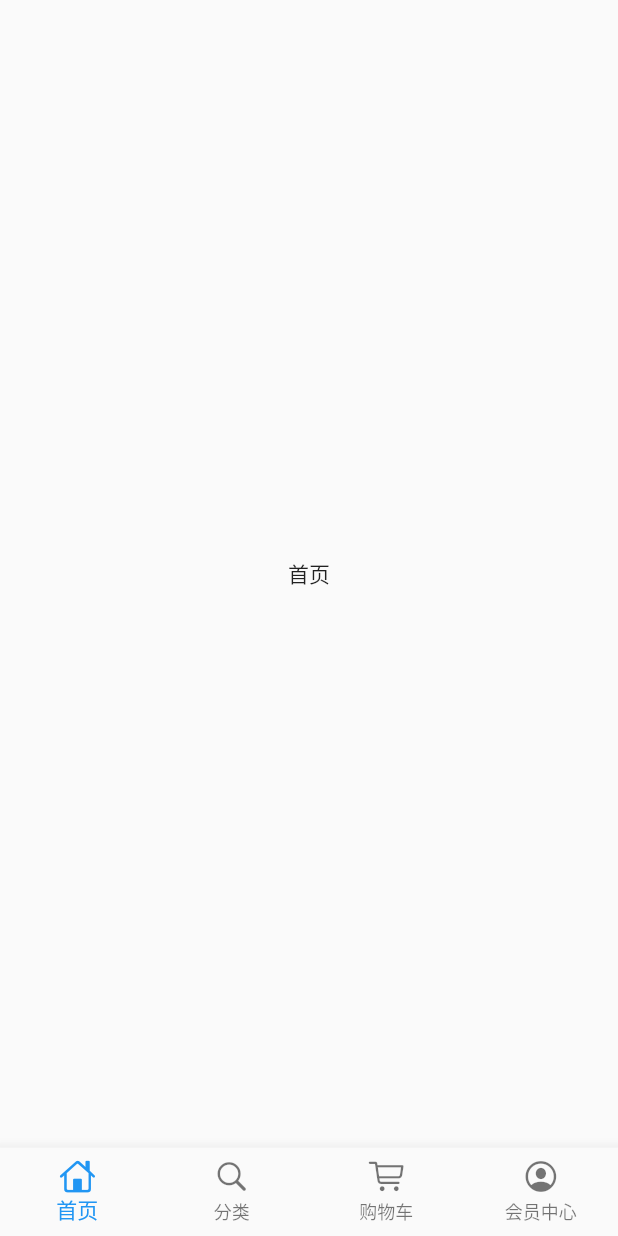
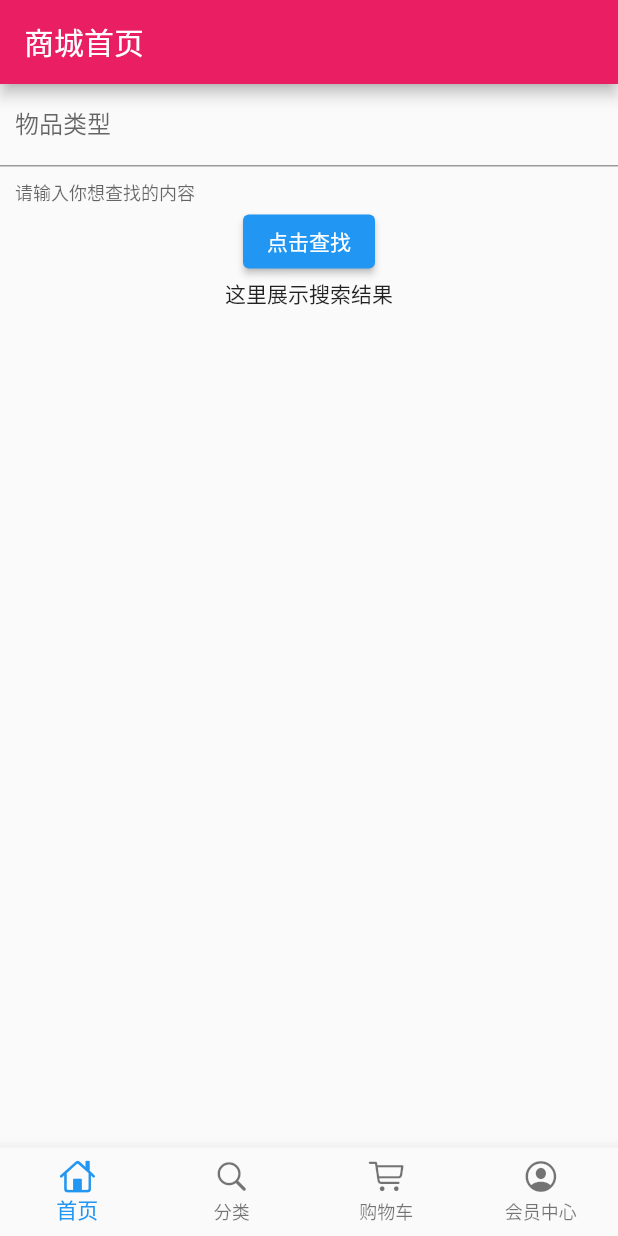
Before and after one commit to Dickens-Shaw/flutter-demo, a Flutter app: the screen it shows after launch, on a phone screen of 412 x 824 dp. Run offline on Flutter 3.47's test engine with Material 2 defaults, Android fonts, the phone set to English and light mode, and no system bars; our stand-ins replace dio.

Commit message:
✨ feat(dio): 添加yapi Get请求

```diff
--- a/lib/pages/home_page.dart
+++ b/lib/pages/home_page.dart
@@ -3,18 +3,80 @@
  * @Date: 2021-07-21 14:44:47
  * @Description:
  * @LastEditors: Shaw
- * @LastEditTime: 2021-07-21 15:02:24
+ * @LastEditTime: 2021-07-21 17:28:06
  */
 import 'package:flutter/material.dart';
+import 'package:dio/dio.dart';
 
-class HomePage extends StatelessWidget {
+class HomePage extends StatefulWidget {
   const HomePage({Key? key}) : super(key: key);
 
   @override
+  _HomepageState createState() => _HomepageState();
+}
+
+class _HomepageState extends State<HomePage> {
+  TextEditingController typeController = TextEditingController();
+  String showText = '这里展示搜索结果';
+  @override
   Widget build(BuildContext context) {
-    return const Scaffold(
-        body: Center(
-      child: Text('首页'),
-    ));
+    return Scaffold(
+      appBar: AppBar(
+        title: const Text('商城首页'),
+      ),
+      body: SingleChildScrollView(
+        child: Column(
+          children: <Widget>[
+            TextField(
+              controller: typeController,
+              decoration: const InputDecoration(
+                contentPadding: EdgeInsets.all(10.0),
+                labelText: '物品类型',
+                helperText: '请输入你想查找的内容',
+              ),
+              autofocus: false,
+            ),
+            ElevatedButton(
+              onPressed: _choiceAction,
+              child: const Text('点击查找'),
+            ),
+            Text(
+              showText,
+              // overflow: TextOverflow.ellipsis,
+              // maxLines: 3,
+            )
+          ],
+          // ignore: deprecated_member_use
+        ),
+      ),
+    );
+  }
+
+  void _choiceAction() {
+    print('开始查询...');
+    if (typeController.text.toString() == '') {
+      showDialog(
+          context: context,
+          builder: (context) => const AlertDialog(title: Text('不能为空')));
+    } else {
+      getHttp(typeController.text.toString()).then((val) {
+        setState(() {
+          showText = val['data'].toString();
+        });
+      });
+    }
+  }
+
+  Future getHttp(String typeText) async {
+    try {
+      print('参数:' + typeText);
+      var data = {'name': typeText};
+      Response response = await Dio().get(
+          "http://192.168.0.11:3001/mock/37/getUsers",
+          queryParameters: data);
+      return response.data;
+    } catch (e) {
+      return print(e);
+    }
   }
 }
--- a/pubspec.yaml
+++ b/pubspec.yaml
@@ -18,7 +18,7 @@ publish_to: 'none' # Remove this line if you wish to publish to pub.dev
 version: 1.0.0+1
 
 environment:
-  sdk: ">=2.12.0 <3.0.0"
+  sdk: '>=2.12.0 <3.0.0'
 
 # Dependencies specify other packages that your package needs in order to work.
 # To automatically upgrade your package dependencies to the latest versions
@@ -30,10 +30,10 @@ dependencies:
   flutter:
     sdk: flutter
 
-
   # The following adds the Cupertino Icons font to your application.
   # Use with the CupertinoIcons class for iOS style icons.
   cupertino_icons: ^1.0.2
+  dio: ^4.0.0
 
 dev_dependencies:
   flutter_test:
@@ -51,7 +51,6 @@ dev_dependencies:
 
 # The following section is specific to Flutter.
 flutter:
-
   # The following line ensures that the Material Icons font is
   # included with your application, so that you can use the icons in
   # the material Icons class.
```
Also changed, not shown: pubspec.lock.
